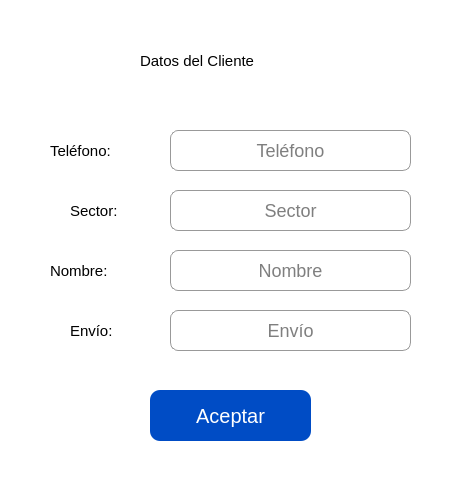
The window that ui/Cliente.ui (Moises024/sistema_de_caja) describes before a commit, drawn with Qt 5.
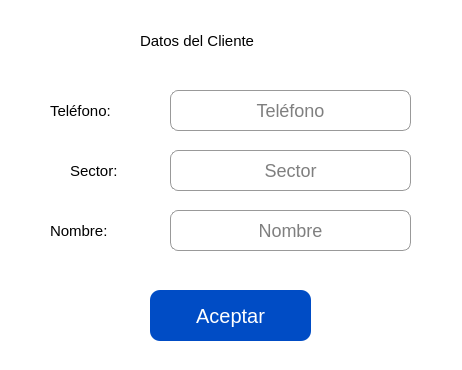
The same window after the commit. Icons and pictures are not drawn.

The edit to the form file:
```diff
--- a/ui/Cliente.ui
+++ b/ui/Cliente.ui
@@ -7,7 +7,7 @@
     <x>0</x>
     <y>0</y>
     <width>462</width>
-    <height>477</height>
+    <height>370</height>
    </rect>
   </property>
   <property name="windowTitle">
@@ -24,7 +24,7 @@
    <property name="geometry">
     <rect>
      <x>140</x>
-     <y>40</y>
+     <y>20</y>
      <width>201</width>
      <height>41</height>
     </rect>
@@ -41,7 +41,7 @@
    <property name="geometry">
     <rect>
      <x>170</x>
-     <y>130</y>
+     <y>90</y>
      <width>241</width>
      <height>41</height>
     </rect>
@@ -65,7 +65,7 @@
    <property name="geometry">
     <rect>
      <x>170</x>
-     <y>190</y>
+     <y>150</y>
      <width>241</width>
      <height>41</height>
     </rect>
@@ -89,7 +89,7 @@
    <property name="geometry">
     <rect>
      <x>170</x>
-     <y>250</y>
+     <y>210</y>
      <width>241</width>
      <height>41</height>
     </rect>
@@ -113,7 +113,7 @@
    <property name="geometry">
     <rect>
      <x>150</x>
-     <y>390</y>
+     <y>290</y>
      <width>161</width>
      <height>51</height>
     </rect>
@@ -132,7 +132,7 @@
    <property name="geometry">
     <rect>
      <x>50</x>
-     <y>250</y>
+     <y>210</y>
      <width>111</width>
      <height>41</height>
     </rect>
@@ -149,7 +149,7 @@
    <property name="geometry">
     <rect>
      <x>70</x>
-     <y>190</y>
+     <y>150</y>
      <width>91</width>
      <height>41</height>
     </rect>
@@ -166,7 +166,7 @@
    <property name="geometry">
     <rect>
      <x>50</x>
-     <y>130</y>
+     <y>90</y>
      <width>101</width>
      <height>41</height>
     </rect>
@@ -179,47 +179,6 @@
     <string>Teléfono:</string>
    </property>
   </widget>
-  <widget class="QLabel" name="label_5">
-   <property name="geometry">
-    <rect>
-     <x>70</x>
-     <y>310</y>
-     <width>91</width>
-     <height>41</height>
-    </rect>
-   </property>
-   <property name="styleSheet">
-    <string notr="true">font-size: 15px;
-font: 75 20pt &quot;Dubai&quot;;</string>
-   </property>
-   <property name="text">
-    <string>Envío:</string>
-   </property>
-  </widget>
-  <widget class="QLineEdit" name="input_cliente_emvio">
-   <property name="geometry">
-    <rect>
-     <x>170</x>
-     <y>310</y>
-     <width>241</width>
-     <height>41</height>
-    </rect>
-   </property>
-   <property name="styleSheet">
-    <string notr="true">border: 1px solid #999;
-border-radius: 8px;
-font-size: 18px;</string>
-   </property>
-   <property name="text">
-    <string/>
-   </property>
-   <property name="alignment">
-    <set>Qt::AlignCenter</set>
-   </property>
-   <property name="placeholderText">
-    <string>Envío</string>
-   </property>
-  </widget>
  </widget>
  <resources/>
  <connections/>
```
